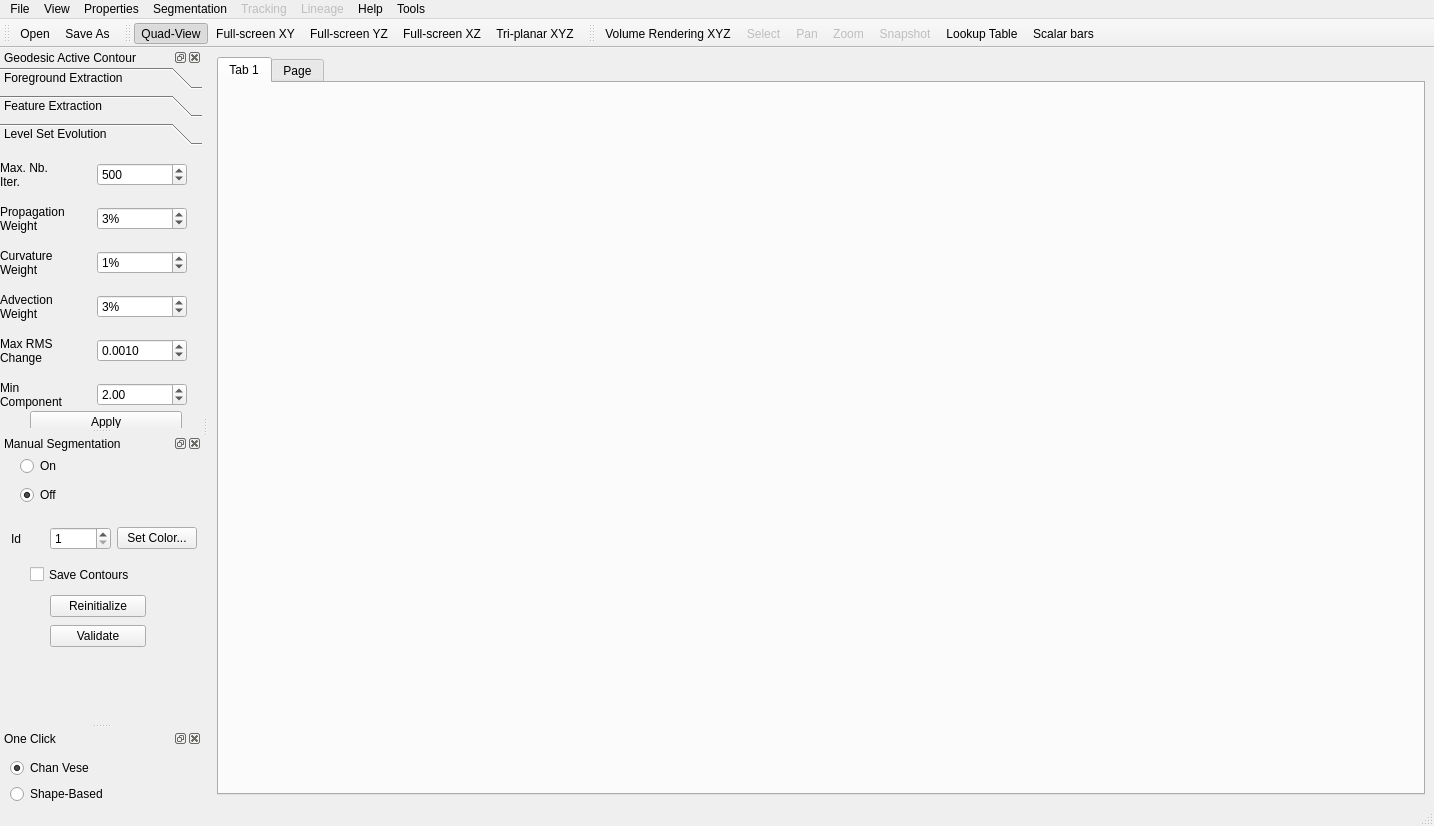
Before: the Qt Designer form go.ui in gofigure2/GoFigure2, drawn with Qt 5.
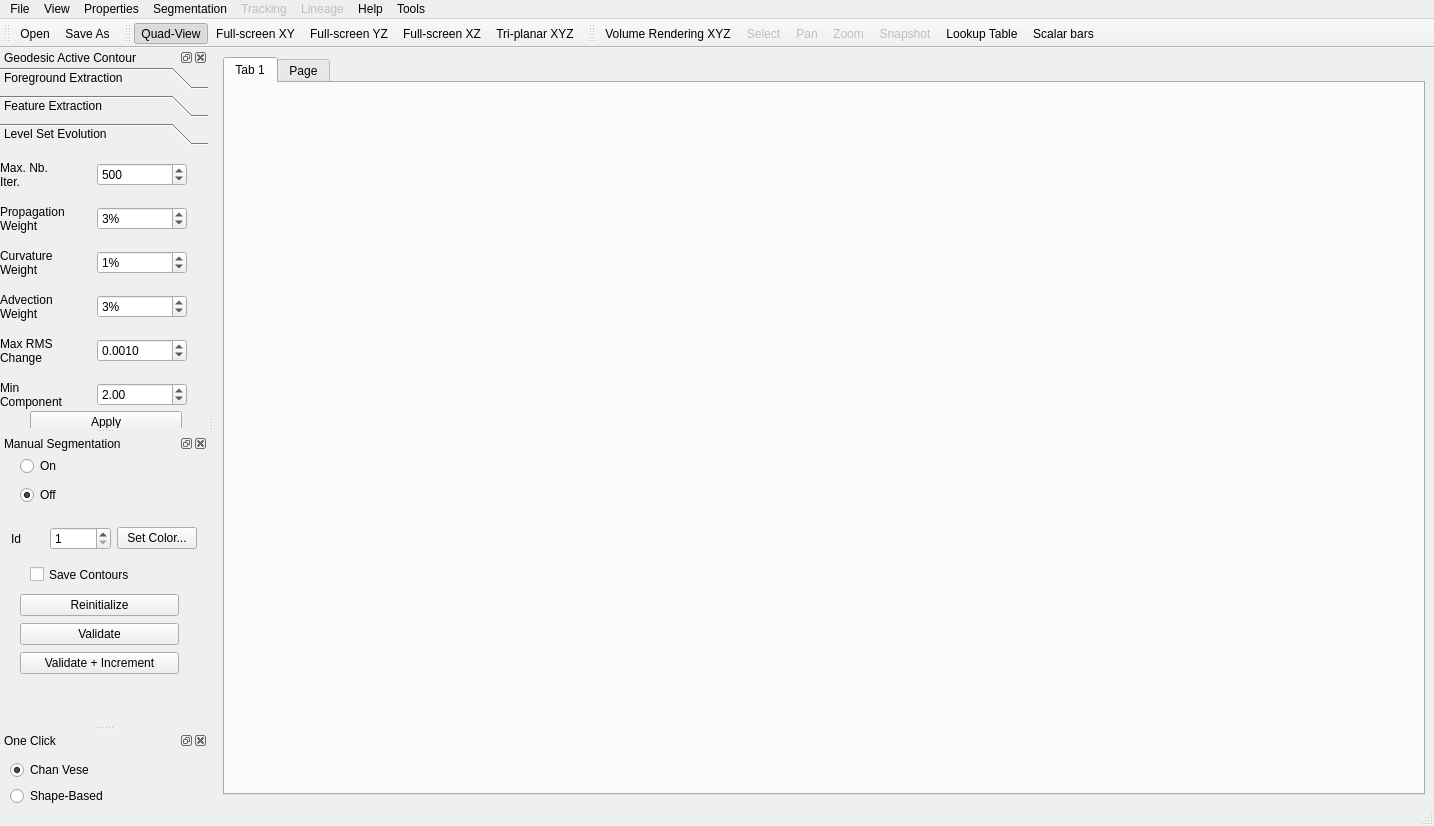
After: the same form once the commit is applied. Icons and pictures are not drawn.

Commit message: ENH: Add Push Button Validate+Increment in the Manual Segmentation DockWidget. Add Shortcuts for actions in the DockWidget (CTRL+C,CTRL+Y=On, CTRL+C,CTRL+N=Off, CTRL+C,CTRL+C=Set Color, CTRL+C,CTRL+S=Save, CTRL+C,CTRL+V=Validate, CTRL+C,CTRL+I=Validate+Increment).

```diff
--- a/go.ui
+++ b/go.ui
@@ -189,14 +189,14 @@
    </property>
    <property name="minimumSize">
     <size>
-     <width>202</width>
-     <height>96</height>
+     <width>208</width>
+     <height>99</height>
     </size>
    </property>
    <property name="maximumSize">
     <size>
-     <width>305</width>
-     <height>581</height>
+     <width>311</width>
+     <height>584</height>
     </size>
    </property>
    <property name="floating">
@@ -815,8 +815,8 @@
   <widget class="QDockWidget" name="ManualSegmentationDockWidget">
    <property name="minimumSize">
     <size>
-     <width>202</width>
-     <height>73</height>
+     <width>208</width>
+     <height>76</height>
     </size>
    </property>
    <property name="windowTitle">
@@ -871,10 +871,10 @@
     <widget class="QWidget" name="layoutWidget">
      <property name="geometry">
       <rect>
-       <x>50</x>
+       <x>20</x>
        <y>140</y>
-       <width>96</width>
-       <height>58</height>
+       <width>159</width>
+       <height>85</height>
       </rect>
      </property>
      <layout class="QVBoxLayout" name="verticalLayout_5">
@@ -890,6 +890,19 @@
         <property name="text">
          <string>Validate</string>
         </property>
+        <property name="shortcut">
+         <string>Ctrl+C, Ctrl+V</string>
+        </property>
+       </widget>
+      </item>
+      <item>
+       <widget class="QPushButton" name="TracerValidationIncrementBtn">
+        <property name="text">
+         <string>Validate + Increment</string>
+        </property>
+        <property name="shortcut">
+         <string>Ctrl+C, Ctrl+I</string>
+        </property>
        </widget>
       </item>
      </layout>
```
Left out of the diff: 15 changed lines with no effect on the pictures. The commit also changes 2 other files.
